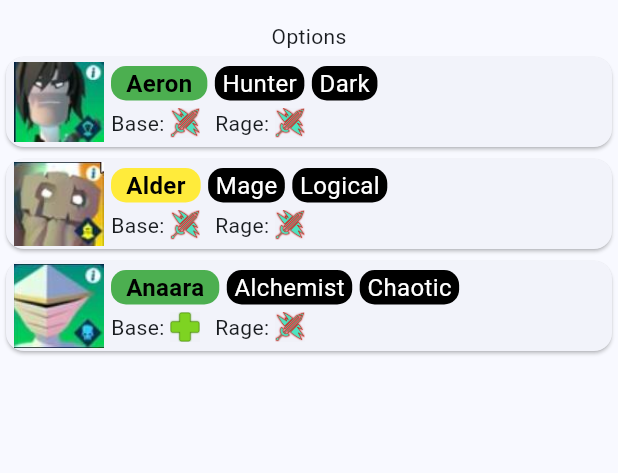
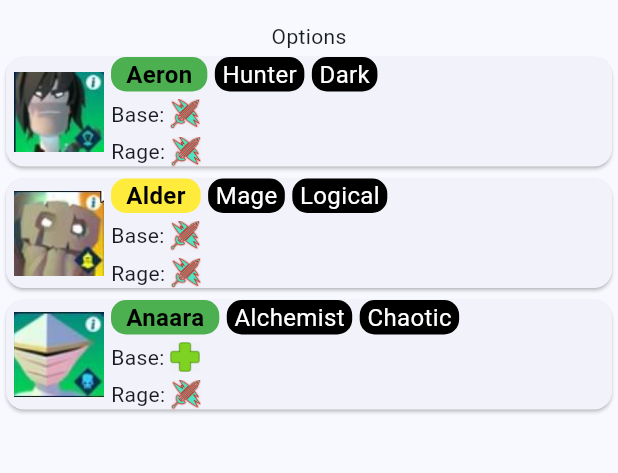
Before and after one commit to Ankhtepot/KnighthoodHeroes, a Flutter app: the screen it shows after launch, on a phone screen of 412 x 824 dp, the part 63-536 px from its top. Run offline on Flutter 3.47's test engine with Material 2 defaults, Android fonts, the phone set to English and light mode, and no system bars.

```diff
--- a/knighthood_heroes/lib/widgets/heroes_list/hero_card.dart
+++ b/knighthood_heroes/lib/widgets/heroes_list/hero_card.dart
@@ -1,6 +1,5 @@
 import 'package:flutter/material.dart';
 import 'package:knighthood_heroes/data/colors.dart';
-import 'package:knighthood_heroes/data/enums.dart';
 import 'package:knighthood_heroes/general/extensions.dart';
 import 'package:knighthood_heroes/models/hero.dart';
 import 'package:knighthood_heroes/widgets/heroes_list/skill_description.dart';
@@ -46,13 +45,9 @@
                   ],
                 ),
                 const SizedBox(height: 5),
-                Row(
-                  children: [
-                    SkillDescription(hero.baseSkills, true),
-                    const SizedBox(width: 10),
-                    SkillDescription(hero.rageSkill, false),
-                  ],
-                )
+                Row(children: [SkillDescription(hero.baseSkills, true)]),
+                const SizedBox(height: 5),
+                Row(children: [SkillDescription(hero.rageSkill, false)]),
               ],
             ),
           ],
```
